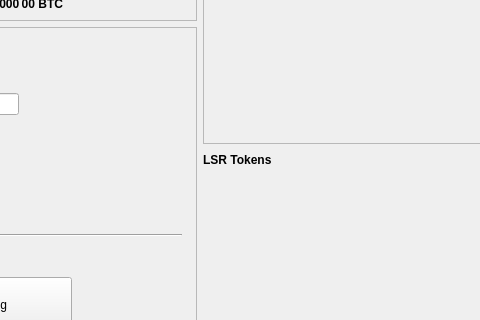
Above: src/qt/forms/overviewpage.ui from WalletBuilding/WORM before the change; both pictures show x 280 to 760 and y 175 to 495 of the 960 by 630 pixel window. Below: the same form after it.
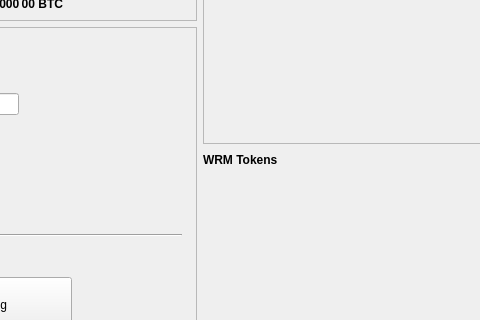
That is the form after the change. Custom widgets are drawn as their Qt base class.

Commit message: WRM Token Update

```diff
--- a/src/qt/forms/overviewpage.ui
+++ b/src/qt/forms/overviewpage.ui
@@ -1310,7 +1310,7 @@
             </font>
            </property>
            <property name="text">
-            <string>LSR Tokens</string>
+            <string>WRM Tokens</string>
            </property>
            <property name="leftMargin" stdset="0">
             <number>0</number>
```
The commit also changes 29 other files.
